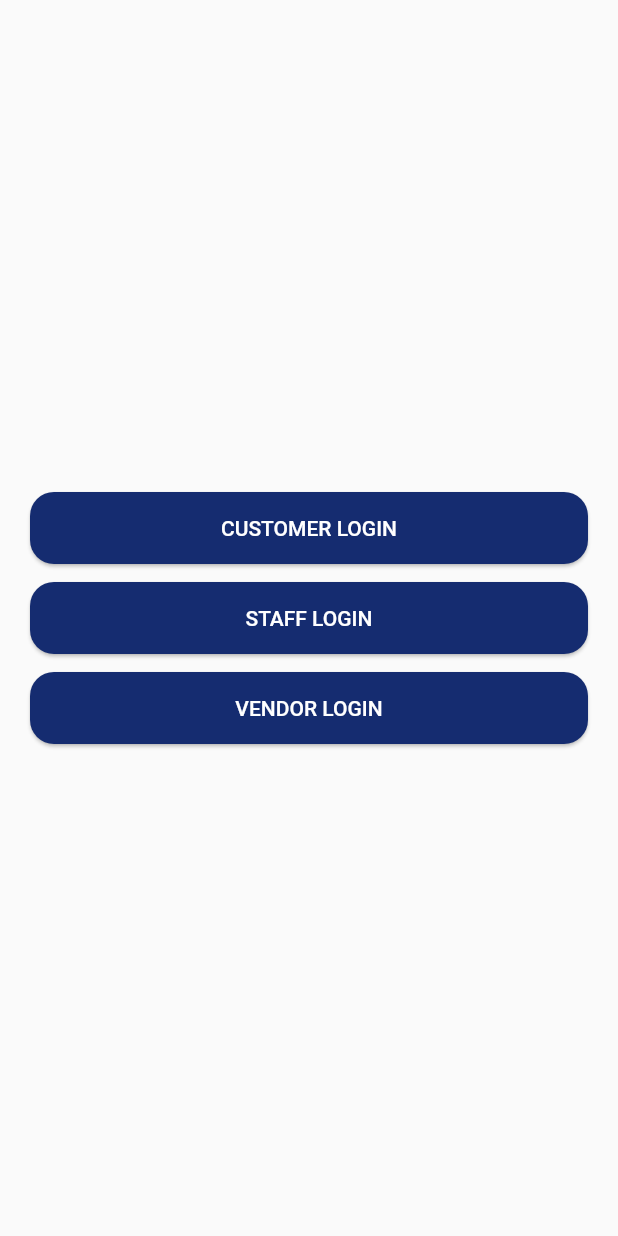
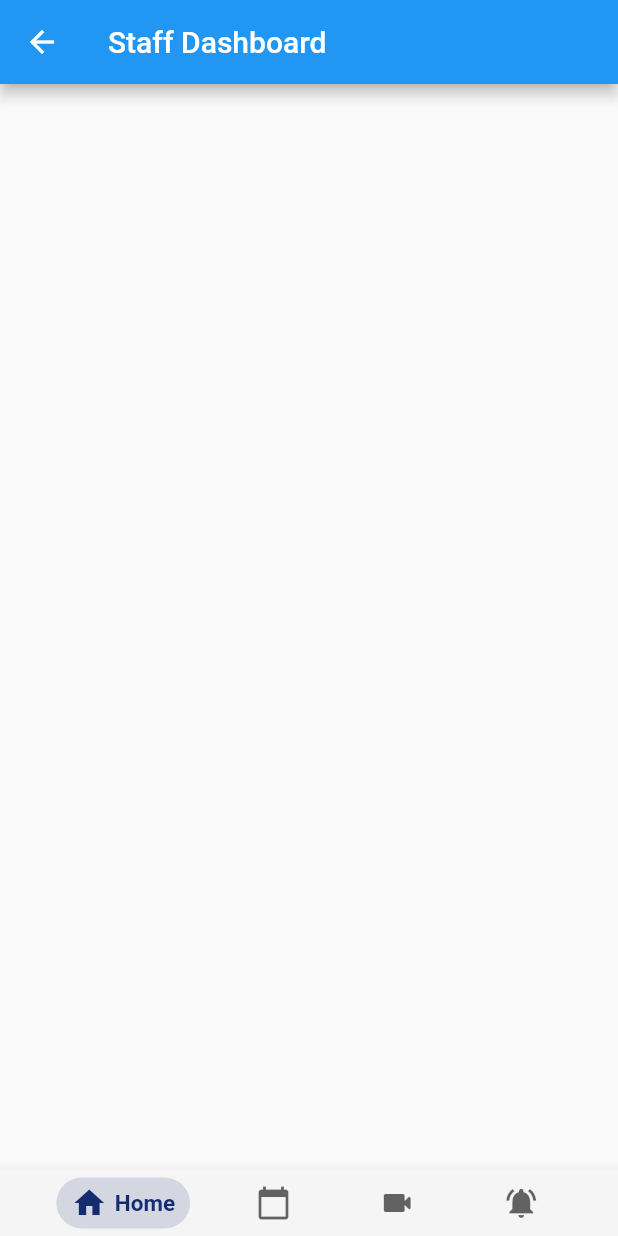
Before and after one commit to don460505/top_module, a Flutter app: the screen it shows after launch, after a tap on "STAFF LOGIN", on a phone screen of 412 x 824 dp. Run offline on Flutter 3.47's test engine with Material 2 defaults, Android fonts, the phone set to English and light mode, and no system bars.

```diff
--- /dev/null
+++ b/lib/CustomWidgets/AnimatedBottomBar.dart
@@ -0,0 +1,95 @@
+import 'package:flutter/material.dart';
+
+class AnimatedBottomBar extends StatefulWidget {
+  final List<BarItem> barItems;
+  final Duration animationDuration;
+  final Function onBarTab;
+
+  AnimatedBottomBar(
+      {this.barItems,
+      this.animationDuration = const Duration(milliseconds: 500),
+      this.onBarTab});
+
+  @override
+  _AnimatedBottomBarState createState() => _AnimatedBottomBarState();
+}
+
+class _AnimatedBottomBarState extends State<AnimatedBottomBar>
+    with TickerProviderStateMixin {
+  @override
+  int selectedBarIndex = 0;
+
+  @override
+  Widget build(BuildContext context) {
+    return Material(
+      elevation: 10.0,
+      color: Colors.grey.shade100,
+      child: Padding(
+        padding:
+            const EdgeInsets.only(bottom: 5.0, top: 5.0, left: 4.0, right: 4.0),
+        child: Row(
+          mainAxisSize: MainAxisSize.max,
+          mainAxisAlignment: MainAxisAlignment.spaceEvenly,
+          children: _buidBarItems(),
+        ),
+      ),
+    );
+  }
+
+  List<Widget> _buidBarItems() {
+    List<Widget> _barItems = List();
+    for (int i = 0; i < widget.barItems.length; i++) {
+      BarItem item = widget.barItems[i];
+      bool isSelected = selectedBarIndex == i;
+      _barItems.add(InkWell(
+        splashColor: Colors.transparent,
+        onTap: () {
+          setState(() {
+            selectedBarIndex = i;
+            widget.onBarTab(selectedBarIndex);
+          });
+        },
+        child: AnimatedContainer(
+          padding: const EdgeInsets.symmetric(horizontal: 10.0, vertical: 5.0),
+          duration: widget.animationDuration,
+          decoration: BoxDecoration(
+              color: isSelected
+                  ? item.color.withOpacity(0.15)
+                  : Colors.transparent,
+              borderRadius: BorderRadius.all(Radius.circular(30))),
+          child: Row(
+            children: <Widget>[
+              Icon(
+                item.iconData,
+                color: isSelected ? item.color : Colors.black.withOpacity(0.6),
+                size: 24.0,
+              ),
+              Padding(
+                padding: EdgeInsets.only(left: 5),
+              ),
+              AnimatedSize(
+                duration: widget.animationDuration,
+                curve: Curves.easeInOut,
+                vsync: this,
+                child: Text(isSelected ? item.text : "",
+                    style: TextStyle(
+                        color: isSelected ? item.color : Colors.black,
+                        fontWeight: FontWeight.w600,
+                        fontSize: 15)),
+              )
+            ],
+          ),
+        ),
+      ));
+    }
+    return _barItems;
+  }
+}
+
+class BarItem {
+  String text;
+  IconData iconData;
+  Color color;
+
+  BarItem({this.text, this.iconData, this.color});
+}
--- a/lib/CustomerApp/WelcomePage.dart
+++ b/lib/CustomerApp/WelcomePage.dart
@@ -20,17 +20,29 @@ class _WelcomePageState extends State<WelcomePage> {
           children: [
             Container(
               width: MediaQuery.of(context).size.width,
-              child: CustomWidgets.getRoundedRaisedButton(context, "CUSTOMER LOGIN", onPressed: (){
-                Navigator.push(context, MaterialPageRoute(builder: (context) => LogInPage()));
-              }),),
-            SizedBox(height: 12,),
+              child: CustomWidgets.getRoundedRaisedButton(
+                  context, "CUSTOMER LOGIN", onPressed: () {
+                Navigator.push(context,
+                    MaterialPageRoute(builder: (context) => LogInPage()));
+              }),
+            ),
+            SizedBox(
+              height: 12,
+            ),
             Container(
                 width: MediaQuery.of(context).size.width,
-                child: CustomWidgets.getRoundedRaisedButton(context, "STAFF LOGIN", onPressed: (){})),
-            SizedBox(height: 12,),
+                child: CustomWidgets.getRoundedRaisedButton(
+                    context, "STAFF LOGIN", onPressed: () {
+                  Navigator.pushNamed(context, '/StaffDashboard');
+                })),
+            SizedBox(
+              height: 12,
+            ),
             Container(
                 width: MediaQuery.of(context).size.width,
-                child: CustomWidgets.getRoundedRaisedButton(context, "VENDOR LOGIN", onPressed: (){})),
+                child: CustomWidgets.getRoundedRaisedButton(
+                    context, "VENDOR LOGIN",
+                    onPressed: () {})),
           ],
         ),
       ),
--- /dev/null
+++ b/lib/StaffApp/StaffDashboard.dart
@@ -0,0 +1,53 @@
+import 'package:flutter/material.dart';
+import 'package:top_module/CustomWidgets/AnimatedBottomBar.dart';
+
+class StaffDashboard extends StatefulWidget {
+  @override
+  _StaffDashboardState createState() => _StaffDashboardState();
+}
+
+class _StaffDashboardState extends State<StaffDashboard> {
+  int _currentIndex = 0;
+  List<BarItem> barItems = [
+    BarItem(
+      text: "Home",
+      iconData: Icons.home,
+      color: Color(0xff152C70),
+    ),
+    BarItem(
+      text: "Attendance",
+      iconData: Icons.calendar_today,
+      color: Color(0xff152C70),
+    ),
+    BarItem(
+      text: "Live Feed",
+      iconData: Icons.videocam_rounded,
+      color: Color(0xff152C70),
+    ),
+    BarItem(
+      text: "Notification",
+      iconData: Icons.notifications_active,
+      color: Color(0xff152C70),
+    ),
+  ];
+
+  @override
+  Widget build(BuildContext context) {
+    return Scaffold(
+      appBar: AppBar(
+        title: Text('Staff Dashboard'),
+      ),
+      bottomNavigationBar: AnimatedBottomBar(
+        barItems: barItems,
+        animationDuration: Duration(milliseconds: 350),
+        onBarTab: (index) {
+          setState(
+            () {
+              _currentIndex = index;
+            },
+          );
+        },
+      ),
+    );
+  }
+}
--- a/lib/main.dart
+++ b/lib/main.dart
@@ -1,4 +1,5 @@
 import 'package:flutter/material.dart';
+import 'package:top_module/StaffApp/StaffDashboard.dart';
 import 'CustomerApp/WelcomePage.dart';
 
 void main() {
@@ -9,7 +10,11 @@ class MyApp extends StatelessWidget {
   @override
   Widget build(BuildContext context) {
     return MaterialApp(
-      home: WelcomePage(),
+      initialRoute: '/',
+      routes: {
+        '/': (context) => WelcomePage(),
+        '/StaffDashboard': (context) => StaffDashboard(),
+      },
     );
   }
 }
```
